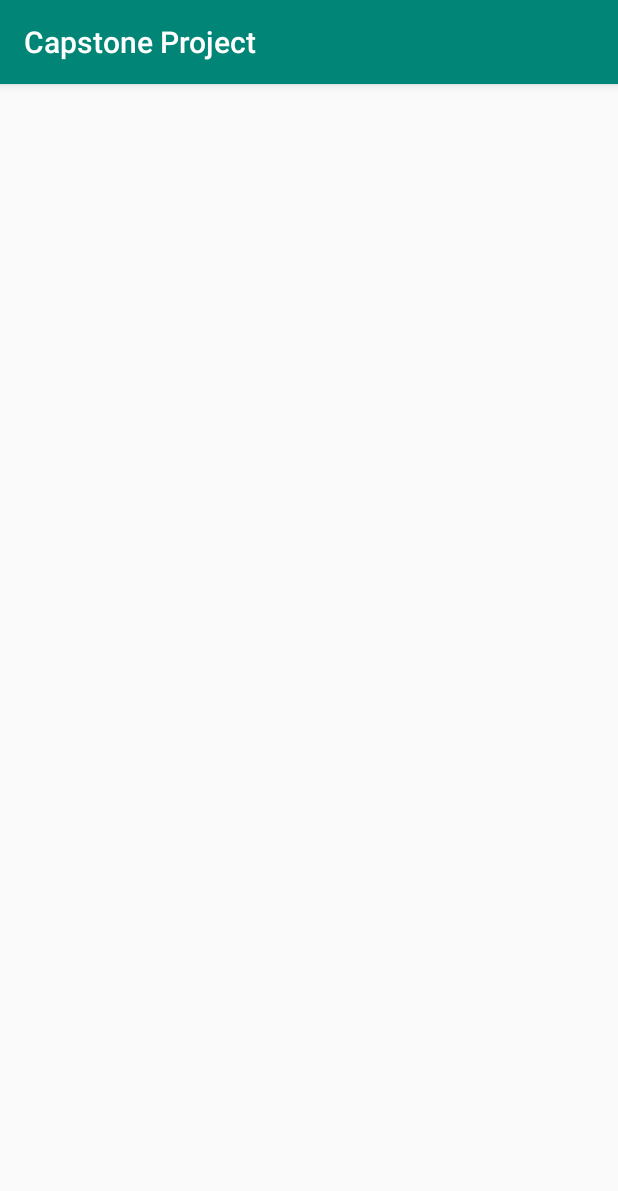
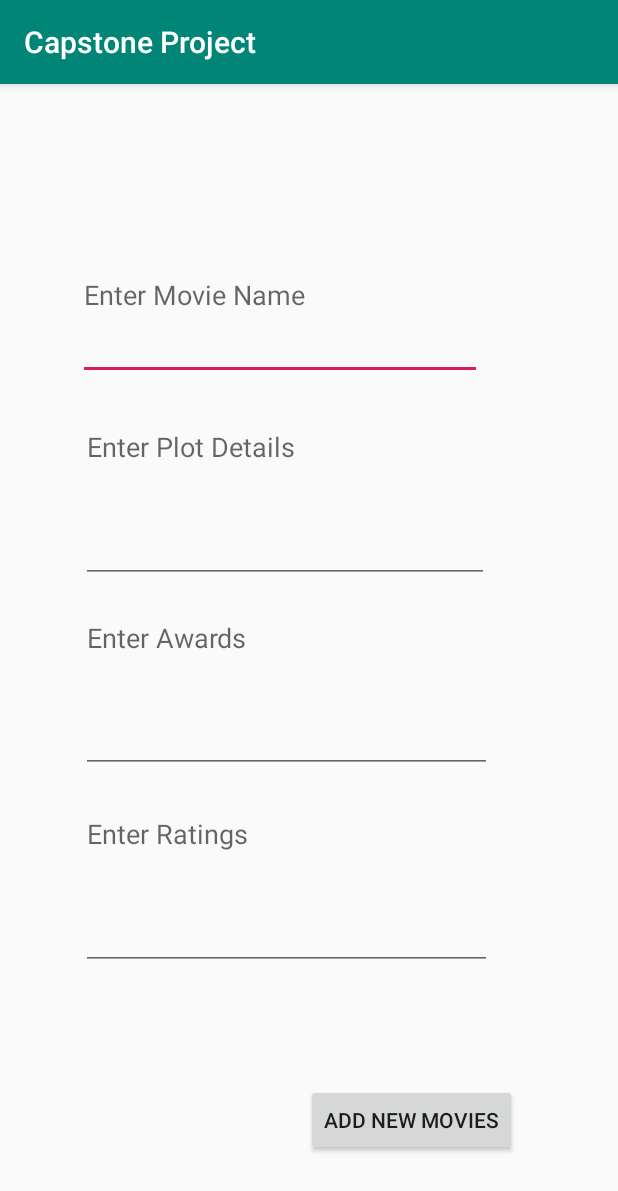
Before and after one commit to jaypatelgit85/Capstone_Project, an Android app: the AddNewMovie screen opened directly, with no data from a screen before it, on a phone screen of 412 x 824 dp. Shown: the top 1191 px of the screen. Run offline under Robolectric (Android 15) with nearby library versions, the phone set to English and light mode, and no system bars; our stand-ins replace Firebase (no records; nobody signed in at launch, a user with empty details on screens opened directly).

Commit message:
More Changes and Additional Functionality

```diff
--- a/app/src/main/java/patel/mohawk/capstoneproject/AdminHome.java
+++ b/app/src/main/java/patel/mohawk/capstoneproject/AdminHome.java
@@ -16,6 +16,7 @@ public class AdminHome extends AppCompatActivity {
 
     public void goToUserHome(View view) {
         Intent intent = new Intent(this,HomePage.class);
+        startActivity(intent);
     }
 
     public void GoToManageEmployee(View view) {
@@ -24,6 +25,7 @@ public class AdminHome extends AppCompatActivity {
 
     public void addNewEmployee(View view) {
         Intent intent = new Intent(this,AdminEmployeeCreate.class);
+        startActivity(intent);
 
     }
 
@@ -32,5 +34,7 @@ public class AdminHome extends AppCompatActivity {
     }
 
     public void addMovies(View view) {
+        Intent intent = new Intent(this,AddNewMovie.class);
+        startActivity(intent);
     }
 }
--- a/app/src/main/java/patel/mohawk/capstoneproject/RecyclerViewAdapter.java
+++ b/app/src/main/java/patel/mohawk/capstoneproject/RecyclerViewAdapter.java
@@ -57,7 +57,6 @@ public class RecyclerViewAdapter extends RecyclerView.Adapter<RecyclerViewAdapte
     @Override
     public void onBindViewHolder(@NonNull ViewHolder holder, int position) {
 
-        Log.d("newItem",mMoviePosters.size()+"");
 
       holder.moviePoster.setImageBitmap(mMoviePosters.get(position));
         holder.movieName.setText(mMovieNames.get(position));
@@ -75,9 +74,7 @@ public class RecyclerViewAdapter extends RecyclerView.Adapter<RecyclerViewAdapte
 
     @Override
     public int getItemCount() {
-        Log.d("size",this.mMovieNames.size()+"");
         return mMovieNames.size();
-
     }
 
     public class ViewHolder extends RecyclerView.ViewHolder{
--- a/app/src/main/res/layout/activity_add_new_movie.xml
+++ b/app/src/main/res/layout/activity_add_new_movie.xml
@@ -6,4 +6,73 @@
     android:layout_height="match_parent"
     tools:context=".AddNewMovie">
 
+    <EditText
+        android:id="@+id/movieName"
+        android:layout_width="269dp"
+        android:layout_height="0dp"
+        android:layout_marginStart="52dp"
+        android:layout_marginTop="84dp"
+        android:layout_marginBottom="22dp"
+        android:ems="10"
+        android:hint="Enter Movie Name"
+        android:inputType="textPersonName"
+        app:layout_constraintBottom_toTopOf="@+id/plot"
+        app:layout_constraintStart_toStartOf="parent"
+        app:layout_constraintTop_toTopOf="parent" />
+
+    <EditText
+        android:id="@+id/plot"
+        android:layout_width="0dp"
+        android:layout_height="0dp"
+        android:layout_marginStart="2dp"
+        android:layout_marginEnd="2dp"
+        android:layout_marginBottom="14dp"
+        android:ems="10"
+        android:gravity="start|top"
+        android:hint="Enter Plot Details"
+        android:inputType="textMultiLine"
+        app:layout_constraintBottom_toTopOf="@+id/awards"
+        app:layout_constraintEnd_toEndOf="@+id/awards"
+        app:layout_constraintStart_toStartOf="@+id/movieName"
+        app:layout_constraintTop_toBottomOf="@+id/movieName" />
+
+    <EditText
+        android:id="@+id/awards"
+        android:layout_width="0dp"
+        android:layout_height="0dp"
+        android:layout_marginBottom="18dp"
+        android:ems="10"
+        android:gravity="start|top"
+        android:hint="Enter Awards"
+        android:inputType="textMultiLine"
+        app:layout_constraintBottom_toTopOf="@+id/ratings"
+        app:layout_constraintEnd_toEndOf="@+id/ratings"
+        app:layout_constraintStart_toStartOf="@+id/ratings"
+        app:layout_constraintTop_toBottomOf="@+id/plot" />
+
+    <EditText
+        android:id="@+id/ratings"
+        android:layout_width="274dp"
+        android:layout_height="0dp"
+        android:layout_marginStart="54dp"
+        android:layout_marginBottom="76dp"
+        android:ems="10"
+        android:gravity="start|top"
+        android:hint="Enter Ratings"
+        android:inputType="textMultiLine"
+        app:layout_constraintBottom_toTopOf="@+id/addMovies"
+        app:layout_constraintStart_toStartOf="parent"
+        app:layout_constraintTop_toBottomOf="@+id/awards" />
+
+    <Button
+        android:id="@+id/addMovies"
+        android:layout_width="wrap_content"
+        android:layout_height="wrap_content"
+        android:layout_marginEnd="67dp"
+        android:layout_marginBottom="53dp"
+        android:onClick="addNewMovieToDatabase"
+        android:text="@string/add_new_movies"
+        app:layout_constraintBottom_toBottomOf="parent"
+        app:layout_constraintEnd_toEndOf="parent"
+        app:layout_constraintTop_toBottomOf="@+id/ratings" />
 </androidx.constraintlayout.widget.ConstraintLayout>
```
Also changed, not shown: app/src/main/java/patel/mohawk/capstoneproject/AddNewMovie.java (+49 -0 lines), app/src/main/res/layout/fragment_profile.xml (+31 -14 lines).
